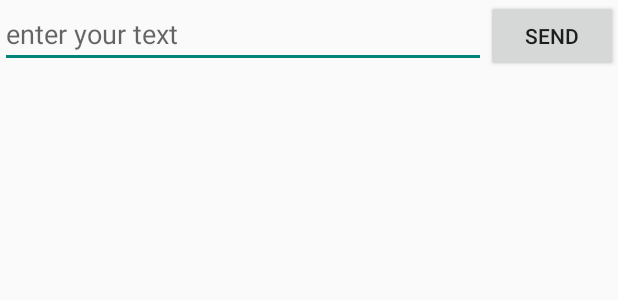
After one commit to muhnizar/startingApp, an Android app: the layout simple_sending.xml on its own in the app's theme, with its tools: preview values and no code run, on a phone screen of 412 x 824 dp. The commit adds this screen. Shown: the top 300 px of the screen. Run offline under Robolectric (Android 15) with nearby library versions, the phone set to English and light mode, and no system bars.

Commit message:
Fragment with simple sending message

```diff
--- a/app/src/main/java/com/example/muhnizar/startingapp/Ipsum.java
+++ b/app/src/main/java/com/example/muhnizar/startingapp/Ipsum.java
@@ -11,7 +11,7 @@ public class Ipsum {
     };
 
     static String[] Articles = {
-            "Articl   e One\n\nExcepteur pour-over occaecat squid biodiesel umami gastropub, nulla laborum salvia dreamcatcher fanny pack. Ullamco culpa retro ea, trust fund excepteur eiusmod direct trade banksy nisi lo-fi cray messenger bag. Nesciunt esse carles selvage put a bird on it gluten-free, wes anderson ut trust fund twee occupy viral. Laboris small batch scenester pork belly, leggings ut farm-to-table aliquip yr nostrud iphone viral next level. Craft beer dreamcatcher pinterest truffaut ethnic, authentic brunch. Esse single-origin coffee banksy do next level tempor. Velit synth dreamcatcher, magna shoreditch in american apparel messenger bag narwhal PBR ennui farm-to-table.",
+            "Article One\n\nExcepteur pour-over occaecat squid biodiesel umami gastropub, nulla laborum salvia dreamcatcher fanny pack. Ullamco culpa retro ea, trust fund excepteur eiusmod direct trade banksy nisi lo-fi cray messenger bag. Nesciunt esse carles selvage put a bird on it gluten-free, wes anderson ut trust fund twee occupy viral. Laboris small batch scenester pork belly, leggings ut farm-to-table aliquip yr nostrud iphone viral next level. Craft beer dreamcatcher pinterest truffaut ethnic, authentic brunch. Esse single-origin coffee banksy do next level tempor. Velit synth dreamcatcher, magna shoreditch in american apparel messenger bag narwhal PBR ennui farm-to-table.",
             "Article Two\n\nVinyl williamsburg non velit, master cleanse four loko banh mi. Enim kogi keytar trust fund pop-up portland gentrify. Non ea typewriter dolore deserunt Austin. Ad magna ethical kogi mixtape next level. Aliqua pork belly thundercats, ut pop-up tattooed dreamcatcher kogi accusamus photo booth irony portland. Semiotics brunch ut locavore irure, enim etsy laborum stumptown carles gentrify post-ironic cray. Butcher 3 wolf moon blog synth, vegan carles odd future."
     };
 }
--- a/app/src/main/res/layout-large/news_articles.xml
+++ b/app/src/main/res/layout-large/news_articles.xml
@@ -20,13 +20,13 @@ limitations under the License.
     android:layout_width="match_parent"
     android:layout_height="match_parent">
 
-    <fragment android:name="com.example.muhnizar.startingapp.HeadlinesFragment"
+    <fragment android:name="com.example.muhnizar.startingapp.ListTutorialFragment"
               android:id="@+id/headlines_fragment"
               android:layout_weight="1"
               android:layout_width="0dp"
               android:layout_height="match_parent" />
 
-    <fragment android:name="com.example.muhnizar.startingapp.ArticleFragment"
+    <fragment android:name="com.example.muhnizar.startingapp.TutorialFragment"
               android:id="@+id/article_fragment"
               android:layout_weight="2"
               android:layout_width="0dp"
--- /dev/null
+++ b/app/src/main/res/layout/simple_sending.xml
@@ -0,0 +1,22 @@
+<?xml version="1.0" encoding="utf-8"?>
+<LinearLayout xmlns:android="http://schemas.android.com/apk/res/android"
+    xmlns:tools="http://schemas.android.com/tools"
+    android:layout_width="match_parent"
+    android:layout_height="match_parent"
+    android:orientation="horizontal">
+
+    <EditText android:id="@+id/edit_message"
+        xmlns:android="http://schemas.android.com/apk/res/android"
+        xmlns:tools="http://schemas.android.com/tools"
+        android:layout_weight="1"
+        android:layout_width="0dp"
+        android:layout_height="wrap_content"
+        android:hint="enter your text" />
+
+    <Button
+        android:layout_width="wrap_content"
+        android:layout_height="wrap_content"
+        android:text="send"
+        android:onClick="sendMessage" />
+
+</LinearLayout>
--- a/app/src/main/res/values/strings.xml
+++ b/app/src/main/res/values/strings.xml
@@ -5,5 +5,5 @@
     <string name="hello_world">Hello world!</string>
     <string name="action_settings">Settings</string>
     <string name="hello_blank_fragment">Hello blank fragment</string>
-
+    <string name="action_search">Hello blank fragment</string>
 </resources>
```
Also changed, not shown: app/src/main/java/com/example/muhnizar/startingapp/ArticleFragment.java (deleted, +0 -26 lines), app/src/main/java/com/example/muhnizar/startingapp/ListTutorialFragment.java (renamed from app/src/main/java/com/example/muhnizar/startingapp/HeadlinesFragment.java, +30 -4 lines), app/src/main/java/com/example/muhnizar/startingapp/MainActivity.java (+9 -9 lines), app/src/main/java/com/example/muhnizar/startingapp/TutorialFragment.java (added, +53 -0 lines), app/src/main/res/drawable-hdpi/actionbar_background.png (added), app/src/main/res/drawable-hdpi/ic_action_search.png (added), app/src/main/res/drawable-mdpi/ic_action_search.png (added), app/src/main/res/drawable-xhdpi/ic_action_search.png (added).
